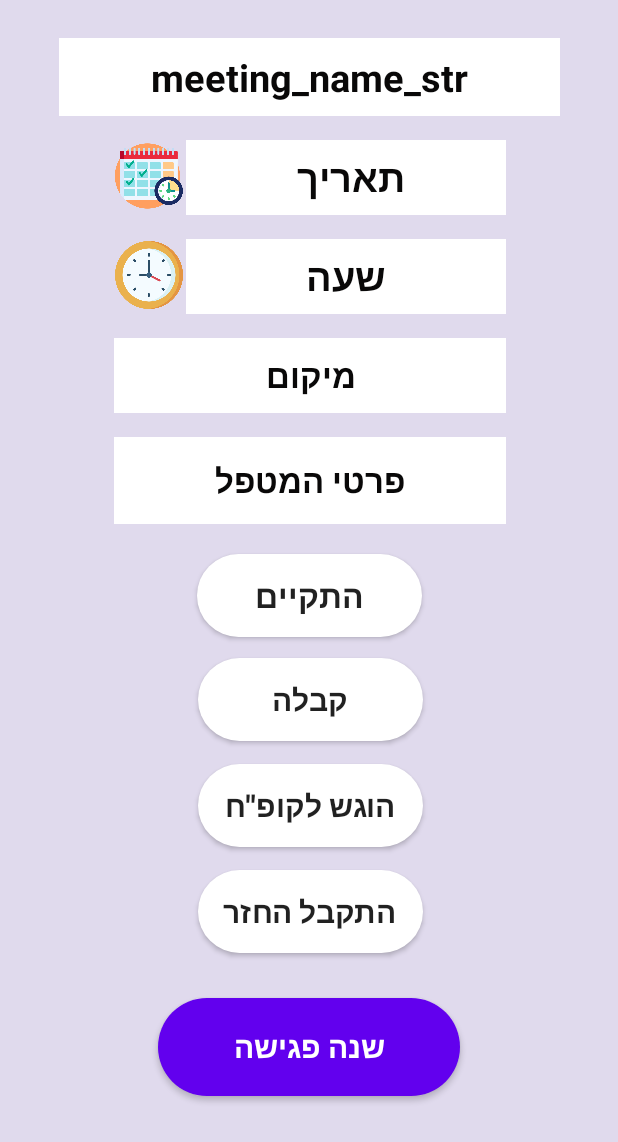
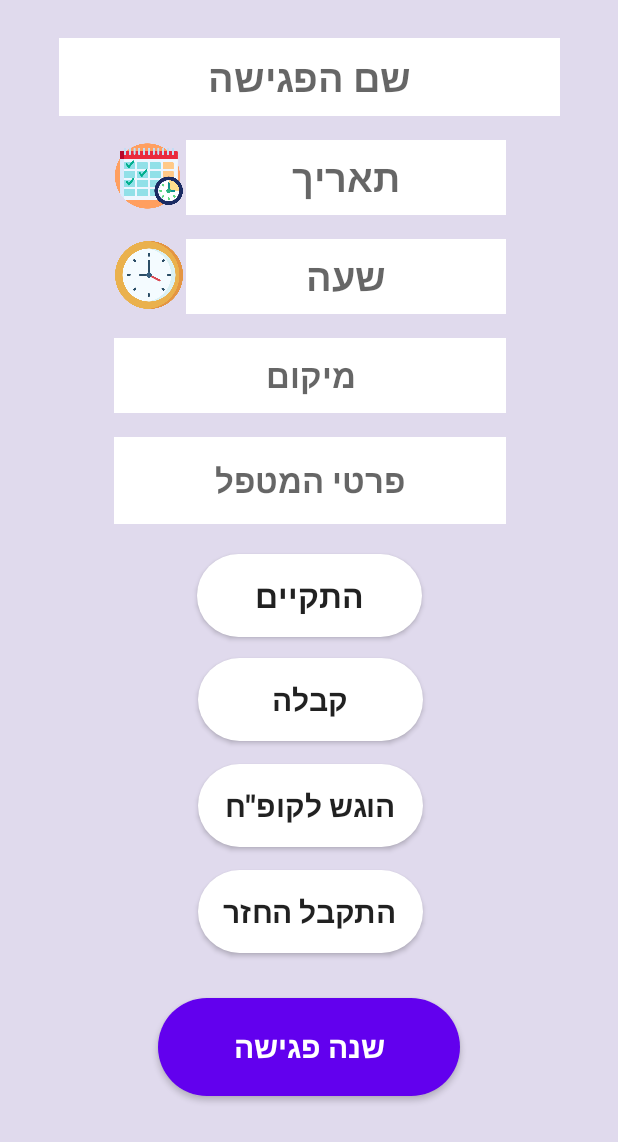
Before and after one commit to BeigPerelman22/rainbow-client, an Android app: the ChangeMeetingActivity screen opened directly, with no data from a screen before it, on a phone screen of 412 x 824 dp. Shown: the top 1142 px of the screen. Run offline under Robolectric (Android 15) with nearby library versions, the phone set to English and light mode, and no system bars; 9 statements that could not run were skipped.

```diff
--- a/app/src/main/java/com/example/finalproject_/activities/AddMeetingActivity.java
+++ b/app/src/main/java/com/example/finalproject_/activities/AddMeetingActivity.java
@@ -1162,8 +1162,9 @@ public class AddMeetingActivity extends AppCompatActivity {
                 if (!Objects.isNull(response.body())) {
                     notificationScheduler.addNotification(response.body());
                     MyProperties.getInstance().getEventList().addEvent(response.body());
-                    Intent intent = new Intent(AddMeetingActivity.this, MainActivity.class);
-                    startActivity(intent);
+                    Intent resultIntent = new Intent();
+                    setResult(RESULT_OK, resultIntent);
+                    finish();
                 } else {
                     Toast.makeText(MyApplication.getInstance(), "Create event failed", Toast.LENGTH_SHORT).show();
                 }
--- a/app/src/main/java/com/example/finalproject_/activities/ChangeMeetingActivity.java
+++ b/app/src/main/java/com/example/finalproject_/activities/ChangeMeetingActivity.java
@@ -1118,8 +1118,9 @@ public class ChangeMeetingActivity extends AppCompatActivity {
                 if (!Objects.isNull(response.body())) {
                     notificationScheduler.updateNotification(response.body());
                     MyProperties.getInstance().getEventList().updateEvent(response.body());
-                    Intent intent = new Intent(ChangeMeetingActivity.this, MainActivity.class);
-                    startActivity(intent);
+                    Intent resultIntent = new Intent();
+                    setResult(RESULT_OK, resultIntent);
+                    finish();
                 } else {
                     Toast.makeText(MyApplication.getInstance(), "Update event failed", Toast.LENGTH_SHORT).show();
                 }
--- a/app/src/main/java/com/example/finalproject_/activities/LoginActivity.java
+++ b/app/src/main/java/com/example/finalproject_/activities/LoginActivity.java
@@ -41,7 +41,6 @@ public class LoginActivity extends AppCompatActivity {
         setContentView(R.layout.activity_login);
         getSupportActionBar().hide();
         Window window = getWindow();
-//        window.addFlags(WindowManager.LayoutParams.FLAG_DRAWS_SYSTEM_BAR_BACKGROUNDS);
         window.setStatusBarColor(Color.parseColor("#FF018786"));
         GoogleSignInOptions gso = new GoogleSignInOptions.Builder(GoogleSignInOptions.DEFAULT_SIGN_IN)
                 .requestServerAuthCode(getString(R.string.client_id))
--- /dev/null
+++ b/app/src/main/java/com/example/finalproject_/constants/RequestCode.java
@@ -0,0 +1,6 @@
+package com.example.finalproject_.constants;
+
+public class RequestCode {
+    public static final int NEW_EVENT_REQUEST_CODE = 1;
+    public static final int EDIT_EVENT_REQUEST_CODE = 2;
+}
--- a/app/src/main/java/com/example/finalproject_/view_holders/MeetingViewHolder.java
+++ b/app/src/main/java/com/example/finalproject_/view_holders/MeetingViewHolder.java
@@ -46,6 +46,8 @@ public class MeetingViewHolder extends RecyclerView.ViewHolder {
     private void setButtonBackground(Button button, boolean condition) {
         if (condition) {
             button.setBackgroundResource(R.drawable.round_button_green);
+        } else {
+            button.setBackgroundResource(R.drawable.round_button_gray);
         }
     }
 }
--- a/app/src/main/res/layout/activity_add_meeting.xml
+++ b/app/src/main/res/layout/activity_add_meeting.xml
@@ -16,7 +16,6 @@
         android:id="@+id/float_sub_V"
         android:layout_width="wrap_content"
         android:layout_height="wrap_content"
-
         android:layout_marginEnd="48dp"
         android:clickable="true"
         android:focusable="true"
--- a/app/src/main/res/layout/activity_change_meeting.xml
+++ b/app/src/main/res/layout/activity_change_meeting.xml
@@ -19,7 +19,7 @@
             android:layout_height="50dp"
             android:layout_marginTop="16dp"
             android:background="#FFFFFF"
-            android:text="תאריך "
+            android:hint="תאריך"
             android:textAlignment="center"
             android:textColor="#090808"
             android:textSize="25sp"
@@ -34,7 +34,7 @@
             android:layout_height="58dp"
             android:layout_marginTop="16dp"
             android:background="#FFFFFF"
-            android:text="פרטי המטפל"
+            android:hint="פרטי המטפל"
             android:textAlignment="center"
             android:textColor="#090808"
             android:textSize="22sp"
@@ -50,7 +50,7 @@
             android:layout_height="50dp"
             android:layout_marginTop="16dp"
             android:background="#FFFFFF"
-            android:text="מיקום"
+            android:hint="מיקום"
             android:textAlignment="center"
             android:textColor="#090808"
             android:textSize="22sp"
@@ -65,7 +65,7 @@
             android:layout_height="50dp"
             android:layout_marginTop="16dp"
             android:background="#FFFFFF"
-            android:text="שעה"
+            android:hint="שעה"
             android:textAlignment="center"
             android:textColor="#090808"
             android:textSize="25sp"
@@ -80,7 +80,7 @@
             android:layout_height="52dp"
             android:layout_marginTop="25dp"
             android:background="#FFFFFF"
-            android:text="meeting_name_str"
+            android:hint="שם הפגישה"
             android:textAlignment="center"
             android:textColor="#090808"
             android:textSize="25sp"
```
Also changed, not shown: app/src/main/java/com/example/finalproject_/activities/MainActivity.java (+17 -15 lines), app/src/main/java/com/example/finalproject_/adapters/CustomAdapter.java (+13 -8 lines).
